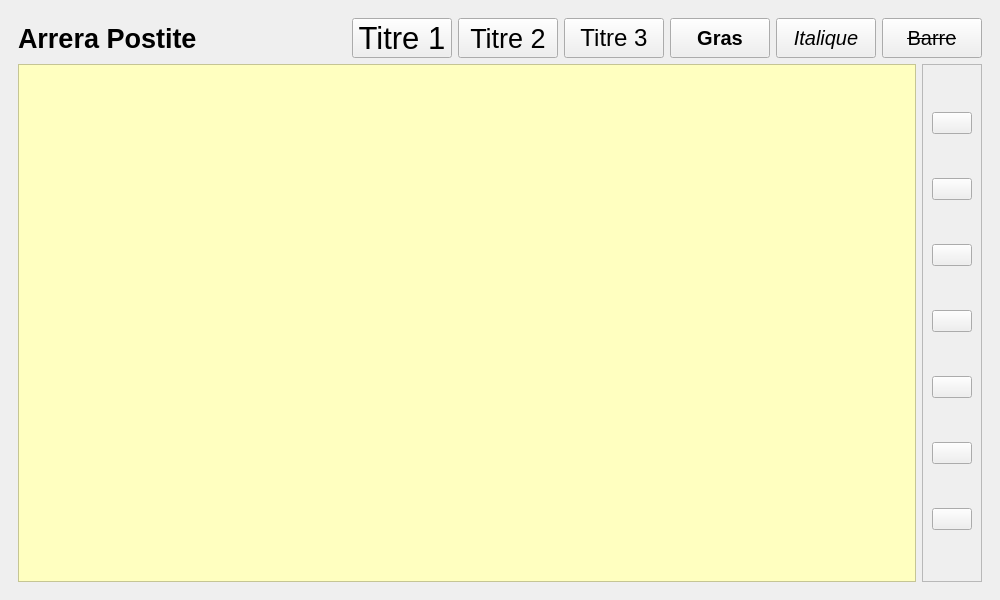
Before: the Qt Designer form cuiapostite.ui in Arrera-Software/Arrera-Postite, drawn with Qt 5.
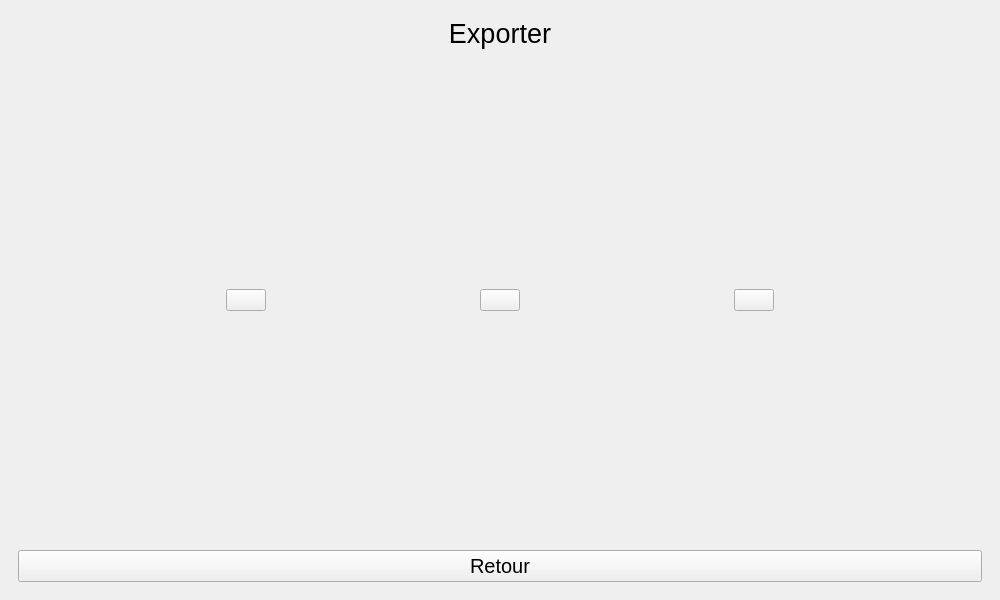
After: the same form once the commit is applied. Icons and pictures are not drawn. Custom widgets are drawn as their Qt base class.

The edit to the form file:
```diff
--- a/cuiapostite.ui
+++ b/cuiapostite.ui
@@ -22,7 +22,7 @@
     <item>
      <widget class="QStackedWidget" name="postite">
       <property name="currentIndex">
-       <number>0</number>
+       <number>3</number>
       </property>
       <widget class="QWidget" name="main">
        <layout class="QVBoxLayout" name="verticalLayout_2">
@@ -535,6 +535,170 @@
         </item>
        </layout>
       </widget>
+      <widget class="QWidget" name="pageexport">
+       <layout class="QVBoxLayout" name="verticalLayout_8">
+        <item>
+         <widget class="QLabel" name="TITLEEXPORT">
+          <property name="font">
+           <font>
+            <pointsize>20</pointsize>
+           </font>
+          </property>
+          <property name="text">
+           <string>Exporter</string>
+          </property>
+          <property name="alignment">
+           <set>Qt::AlignmentFlag::AlignCenter</set>
+          </property>
+         </widget>
+        </item>
+        <item>
+         <spacer name="verticalSpacer_8">
+          <property name="orientation">
+           <enum>Qt::Orientation::Vertical</enum>
+          </property>
+          <property name="sizeHint" stdset="0">
+           <size>
+            <width>20</width>
+            <height>40</height>
+           </size>
+          </property>
+         </spacer>
+        </item>
+        <item>
+         <layout class="QGridLayout" name="gridLayout_2">
+          <item row="0" column="2">
+           <spacer name="horizontalSpacer_8">
+            <property name="orientation">
+             <enum>Qt::Orientation::Horizontal</enum>
+            </property>
+            <property name="sizeHint" stdset="0">
+             <size>
+              <width>40</width>
+              <height>20</height>
+             </size>
+            </property>
+           </spacer>
+          </item>
+          <item row="0" column="4">
+           <spacer name="horizontalSpacer_9">
+            <property name="orientation">
+             <enum>Qt::Orientation::Horizontal</enum>
+            </property>
+            <property name="sizeHint" stdset="0">
+             <size>
+              <width>40</width>
+              <height>20</height>
+             </size>
+            </property>
+           </spacer>
+          </item>
+          <item row="0" column="5">
+           <widget class="QPushButton" name="IDC_PRINT">
+            <property name="text">
+             <string/>
+            </property>
+            <property name="icon">
+             <iconset resource="postitesrc.qrc">
+              <normaloff>:/img/imprimante.png</normaloff>:/img/imprimante.png</iconset>
+            </property>
+            <property name="iconSize">
+             <size>
+              <width>80</width>
+              <height>80</height>
+             </size>
+            </property>
+           </widget>
+          </item>
+          <item row="0" column="1">
+           <widget class="QPushButton" name="IDC_PRINTPDF">
+            <property name="text">
+             <string/>
+            </property>
+            <property name="icon">
+             <iconset resource="postitesrc.qrc">
+              <normaloff>:/img/pdf.png</normaloff>:/img/pdf.png</iconset>
+            </property>
+            <property name="iconSize">
+             <size>
+              <width>80</width>
+              <height>80</height>
+             </size>
+            </property>
+           </widget>
+          </item>
+          <item row="0" column="6">
+           <spacer name="horizontalSpacer_7">
+            <property name="orientation">
+             <enum>Qt::Orientation::Horizontal</enum>
+            </property>
+            <property name="sizeHint" stdset="0">
+             <size>
+              <width>40</width>
+              <height>20</height>
+             </size>
+            </property>
+           </spacer>
+          </item>
+          <item row="0" column="0">
+           <spacer name="horizontalSpacer_6">
+            <property name="orientation">
+             <enum>Qt::Orientation::Horizontal</enum>
+            </property>
+            <property name="sizeHint" stdset="0">
+             <size>
+              <width>40</width>
+              <height>20</height>
+             </size>
+            </property>
+           </spacer>
+          </item>
+          <item row="0" column="3">
+           <widget class="QPushButton" name="IDC_PRINDMD">
+            <property name="text">
+             <string/>
+            </property>
+            <property name="icon">
+             <iconset resource="postitesrc.qrc">
+              <normaloff>:/img/md.png</normaloff>:/img/md.png</iconset>
+            </property>
+            <property name="iconSize">
+             <size>
+              <width>80</width>
+              <height>80</height>
+             </size>
+            </property>
+           </widget>
+          </item>
+         </layout>
+        </item>
+        <item>
+         <spacer name="verticalSpacer_9">
+          <property name="orientation">
+           <enum>Qt::Orientation::Vertical</enum>
+          </property>
+          <property name="sizeHint" stdset="0">
+           <size>
+            <width>20</width>
+            <height>40</height>
+           </size>
+          </property>
+         </spacer>
+        </item>
+        <item>
+         <widget class="QPushButton" name="IDC_RETOUREXPORT">
+          <property name="font">
+           <font>
+            <pointsize>15</pointsize>
+           </font>
+          </property>
+          <property name="text">
+           <string>Retour</string>
+          </property>
+         </widget>
+        </item>
+       </layout>
+      </widget>
       <widget class="QWidget" name="colorSelect">
        <layout class="QVBoxLayout" name="verticalLayout_5">
         <item>
```
